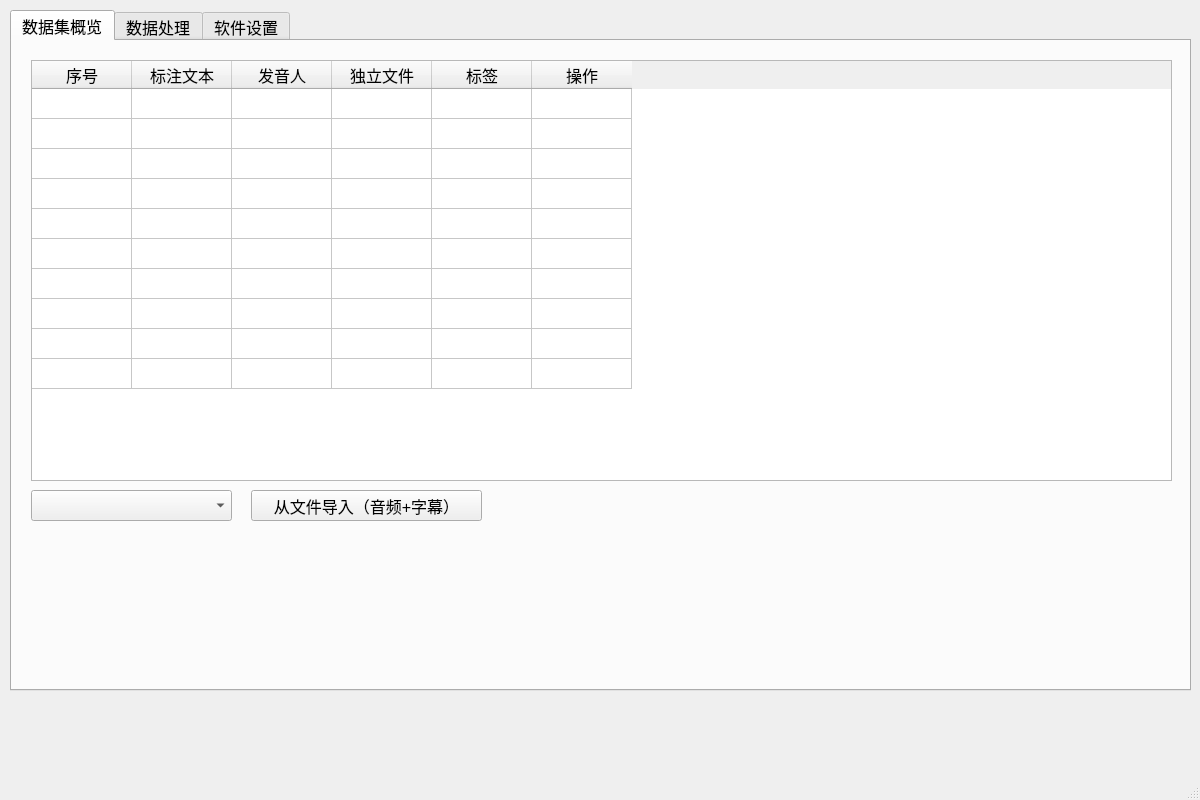
Above: ui/uifiles/dataset_view.ui from kslz/sound_dataset_tools2 before the change. Below: the same form after it.
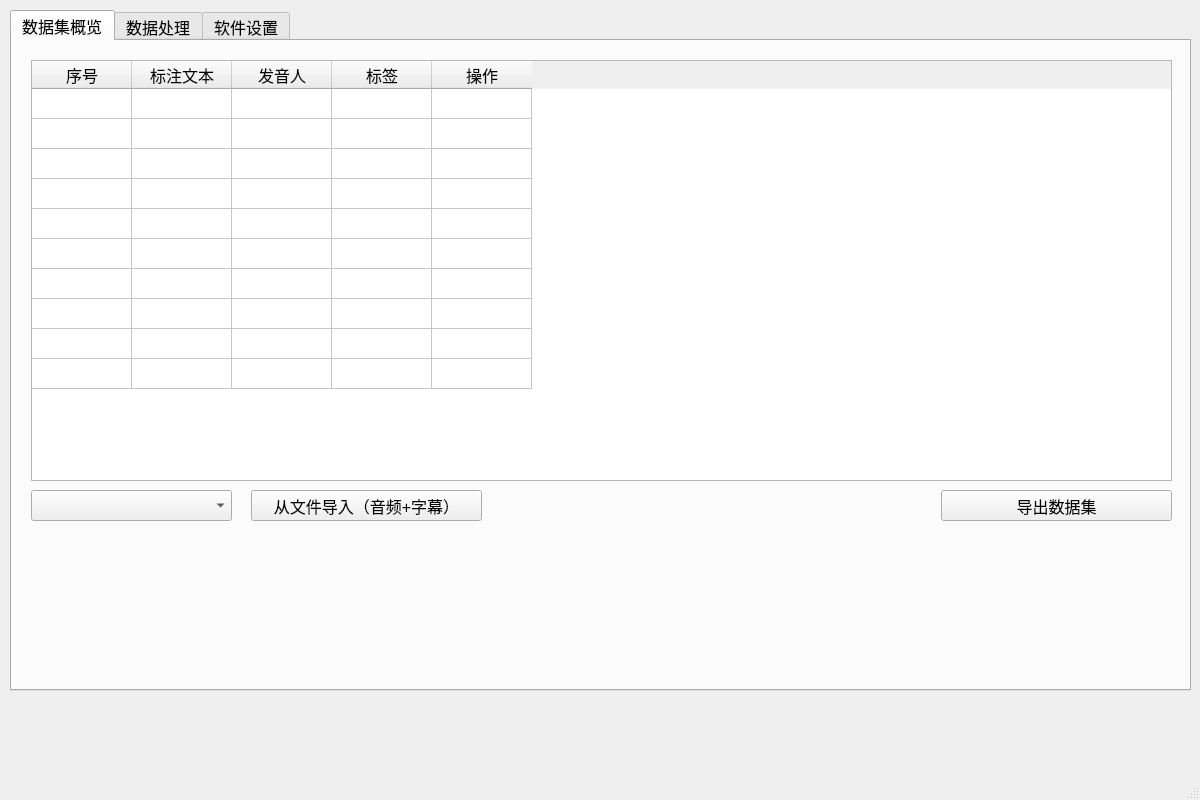
That is the form after the change.

What changed in the file:
```diff
--- a/ui/uifiles/dataset_view.ui
+++ b/ui/uifiles/dataset_view.ui
@@ -138,11 +138,6 @@
            <string>发音人</string>
           </property>
          </column>
-         <column>
-          <property name="text">
-           <string>独立文件</string>
-          </property>
-         </column>
          <column>
           <property name="text">
            <string>标签</string>
@@ -182,6 +177,19 @@
           <string>从文件导入（音频+字幕）</string>
          </property>
         </widget>
+        <widget class="QPushButton" name="pushButton_add_wav_srt_2">
+         <property name="geometry">
+          <rect>
+           <x>920</x>
+           <y>440</y>
+           <width>231</width>
+           <height>31</height>
+          </rect>
+         </property>
+         <property name="text">
+          <string>导出数据集</string>
+         </property>
+        </widget>
        </widget>
       </item>
      </layout>
```
